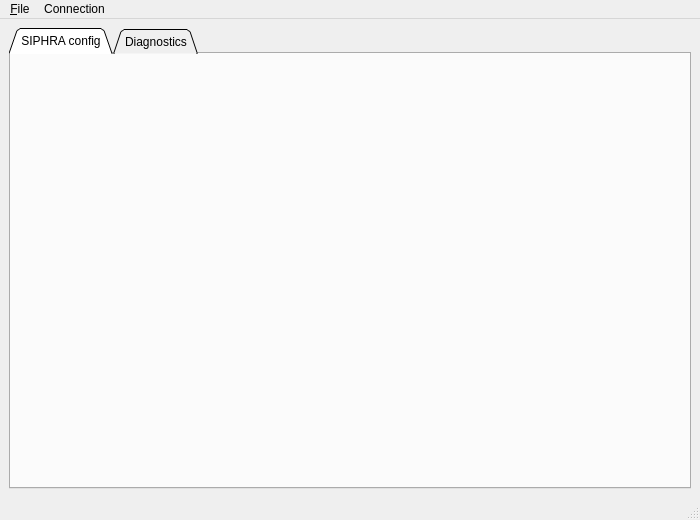
Before: the Qt Designer form CubesControl/ui/cubescontrol.ui in tstana/cubes-sw, drawn with Qt 5.
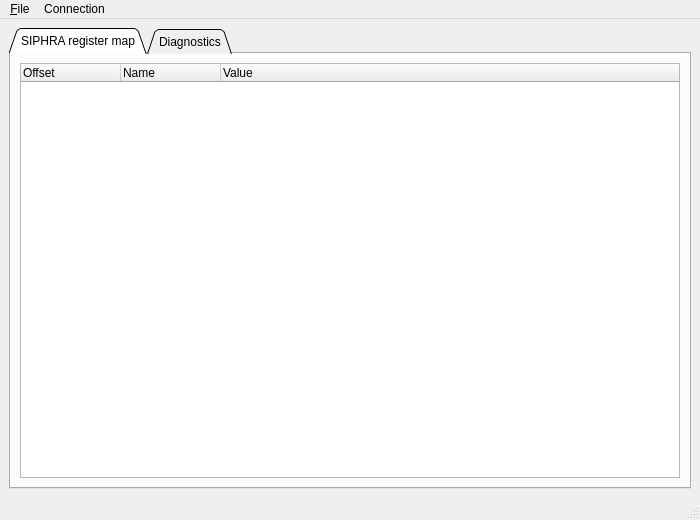
After: the same form once the commit is applied.

Diff of the .ui file:
```diff
--- a/CubesControl/ui/cubescontrol.ui
+++ b/CubesControl/ui/cubescontrol.ui
@@ -28,8 +28,29 @@
       </property>
       <widget class="QWidget" name="tabSiphraConfig">
        <attribute name="title">
-        <string>SIPHRA config</string>
+        <string>SIPHRA register map</string>
        </attribute>
+       <layout class="QHBoxLayout" name="horizontalLayout_4">
+        <item>
+         <widget class="QTreeWidget" name="treeWidget">
+          <column>
+           <property name="text">
+            <string>Offset</string>
+           </property>
+          </column>
+          <column>
+           <property name="text">
+            <string>Name</string>
+           </property>
+          </column>
+          <column>
+           <property name="text">
+            <string>Value</string>
+           </property>
+          </column>
+         </widget>
+        </item>
+       </layout>
       </widget>
       <widget class="QWidget" name="tabDiag">
        <attribute name="title">
```
Left out of the diff: 6 changed lines with no effect on the pictures.
